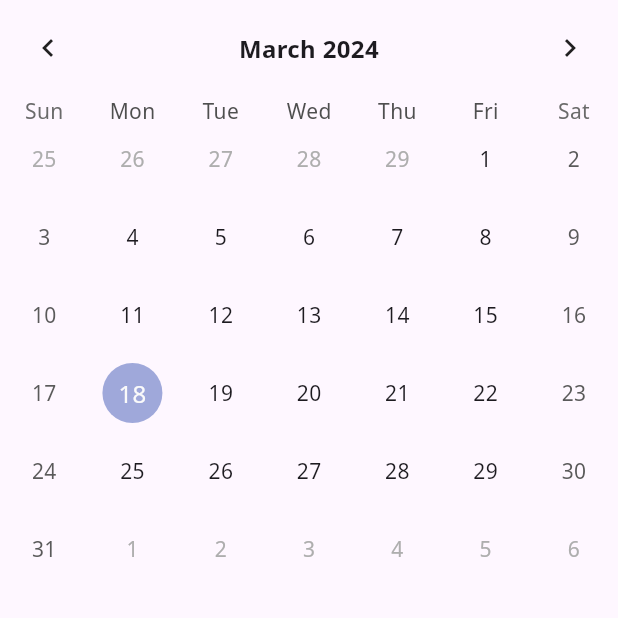
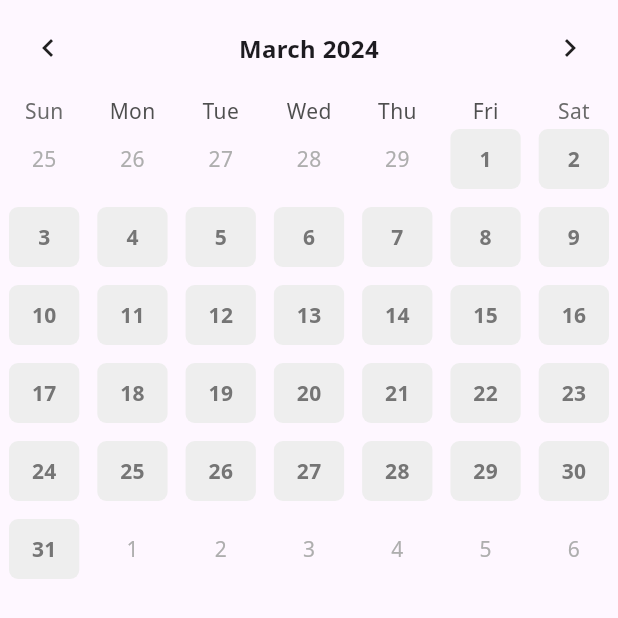
Before and after one commit to hommehyuk/calendar_scheduler, a Flutter app: the screen it shows after launch, on a phone screen of 412 x 824 dp. Shown: the top 618 px of the screen. Run offline on Flutter 3.47's test engine with Material 3 defaults, Android fonts, the phone set to English and light mode, and no system bars; drawn by our look-alikes of table_calendar.

Commit message:
Table Calendar 스타일링

```diff
--- a/lib/component/calendar.dart
+++ b/lib/component/calendar.dart
@@ -1,3 +1,4 @@
+import 'package:calendar_scheduler/const/colors.dart';
 import 'package:flutter/material.dart';
 import 'package:table_calendar/table_calendar.dart';
 
@@ -13,6 +14,15 @@ class _CalendarState extends State<Calendar> {
 
   @override
   Widget build(BuildContext context) {
+    final defaultBoxDeco = BoxDecoration(
+      borderRadius: BorderRadius.circular(6.0),
+      color: Colors.grey[200],
+    );
+    final defaultTextStyle = TextStyle(
+      color: Colors.grey[600],
+      fontWeight: FontWeight.w700,
+    );
+
     return TableCalendar(
       focusedDay: DateTime.now(),
       firstDay: DateTime(1800),
@@ -24,6 +34,24 @@ class _CalendarState extends State<Calendar> {
           fontWeight: FontWeight.w700,
           fontSize: 16.0,
         ),
+      ),
+      calendarStyle: CalendarStyle(
+        isTodayHighlighted: false,
+        defaultDecoration: defaultBoxDeco,
+        weekendDecoration: defaultBoxDeco,
+        selectedDecoration: BoxDecoration(
+          color: Colors.white,
+          borderRadius: BorderRadius.circular(6.0),
+          border: Border.all(
+            color: PRIMART_COLOR,
+            width: 1.0,
+          ),
+        ),
+        defaultTextStyle: defaultTextStyle,
+        weekendTextStyle: defaultTextStyle,
+        selectedTextStyle: defaultTextStyle.copyWith(
+          color: PRIMART_COLOR,
+        )
       ),
       onDaySelected: (DateTime selectedDay, DateTime focusedDay) {
         setState(() {
--- /dev/null
+++ b/lib/const/colors.dart
@@ -0,0 +1,3 @@
+import 'package:flutter/material.dart';
+
+const PRIMART_COLOR = Color(0xFF0D8282);
```
